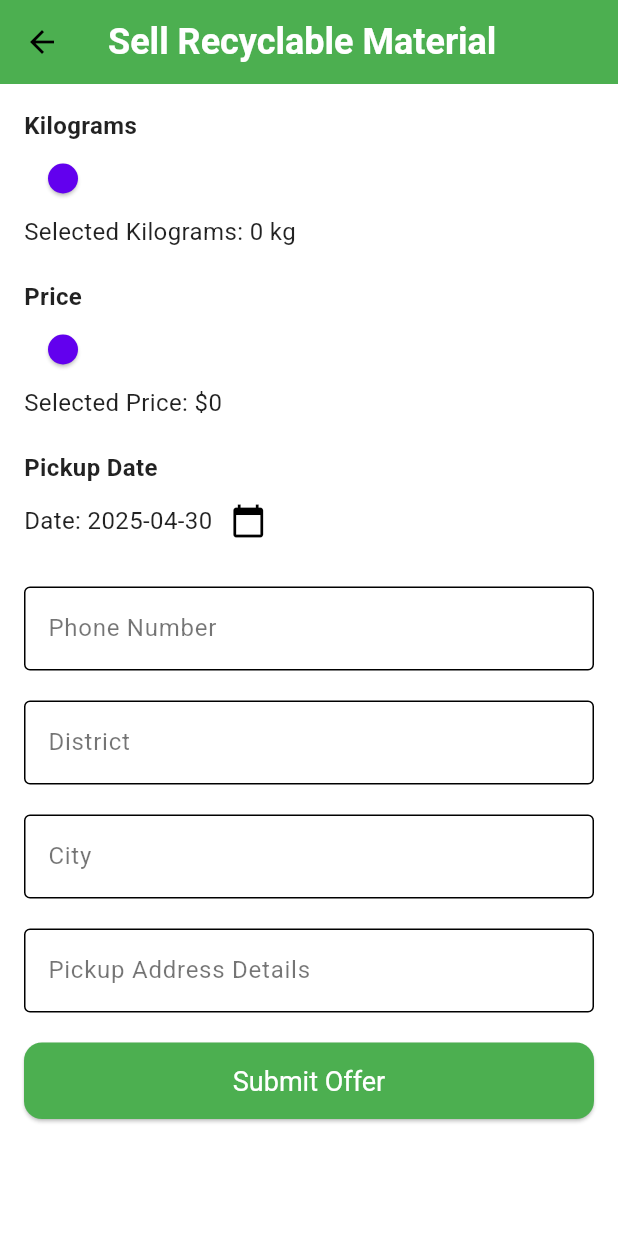
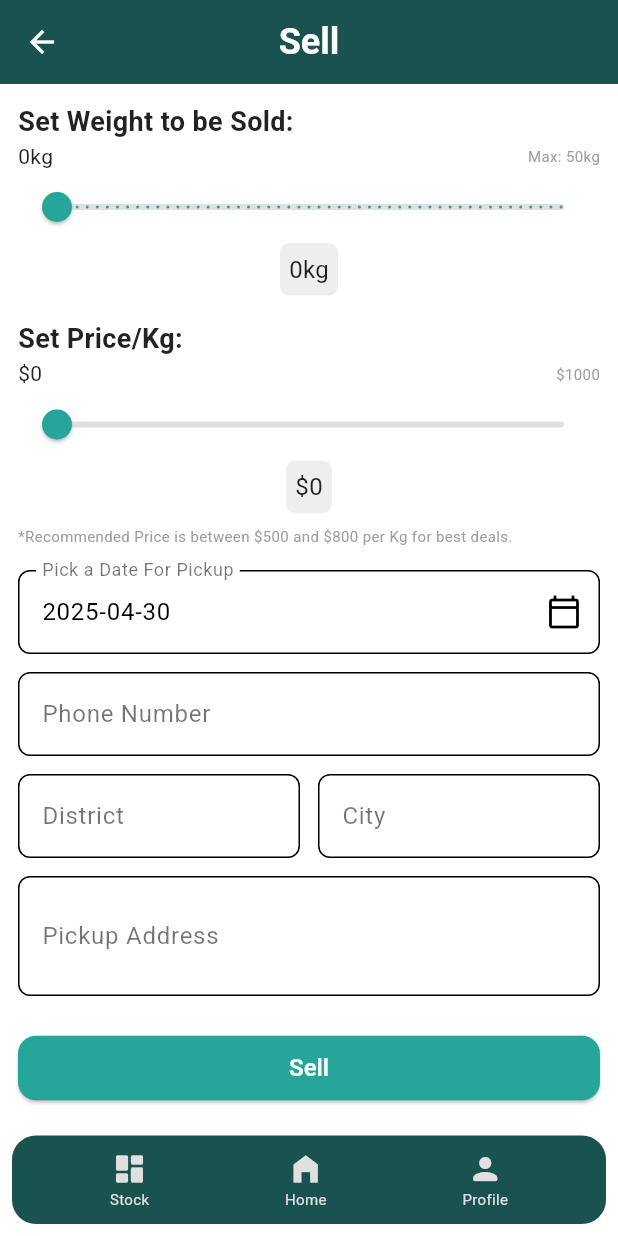
Before and after one commit to abdelrahmanamr710/binit, a Flutter app: the UserSellForm screen opened directly with empty values, on a phone screen of 412 x 824 dp. Run offline on Flutter 3.47's test engine with Material 3 defaults, Android fonts, the light colour scheme and no system bars; our stand-ins replace cloud_firestore, firebase_auth, firebase_core, flutter_bloc; missing offline and left inert: pigeon; accounts and stored records are empty.

Commit message:
sell screen design

```diff
--- a/lib/screens/binOwner_profile.dart
+++ b/lib/screens/binOwner_profile.dart
@@ -5,6 +5,7 @@ import 'package:binit/screens/change_password_screen.dart'; // Import ChangePass
 import 'package:binit/screens/binOwner_homescreen.dart'; // Import BinOwnerHomeScreen. Make sure this path is correct.
 import 'package:binit/screens/binOwner_stock.dart';
 import 'package:binit/screens/binOwner_orders.dart';
+
 class BinOwnerProfile extends StatefulWidget {
   final UserModel user;
   const BinOwnerProfile({super.key, required this.user});
@@ -85,15 +86,15 @@ class _BinOwnerProfileState extends State<BinOwnerProfile> {
     return Scaffold(
       appBar: AppBar(
         backgroundColor: const Color(0xFF1A524F), // Dark green background
+        elevation: 0,
+        leading: IconButton(
+          icon: const Icon(Icons.arrow_back, color: Colors.white),
+          onPressed: () {
+            Navigator.pop(context);
+          },
+        ),
         title: const Text('Profile', style: TextStyle(color: Colors.white)),
-
-        actions: [
-          if (!_isEditing)
-            IconButton(
-              icon: const Icon(Icons.edit, color: Colors.white),
-              onPressed: _toggleEditing,
-            ),
-        ],
+        centerTitle: true,
       ),
       body: SingleChildScrollView(
         padding: const EdgeInsets.all(20.0),
@@ -224,13 +225,12 @@ class _BinOwnerProfileState extends State<BinOwnerProfile> {
                 ],
               ),
             ),
-
             const SizedBox(height: 10),
             ElevatedButton(
               onPressed: () {
                 Navigator.of(context).push(
                   MaterialPageRoute(
-                    builder: (context) => BinOwnerOrders(userId: widget.user.uid??""),
+                    builder: (context) => BinOwnerOrders(userId: widget.user.uid ?? ""),
                   ),
                 );
               },
@@ -240,7 +240,8 @@ class _BinOwnerProfileState extends State<BinOwnerProfile> {
                 shape: RoundedRectangleBorder(borderRadius: BorderRadius.circular(15.0)),
                 padding: const EdgeInsets.symmetric(vertical: 12.0),
               ),
-              child: const Text('Go to Bin Owner Orders', style: TextStyle(fontSize: 16.0)),),
+              child: const Text('Go to Bin Owner Orders', style: TextStyle(fontSize: 16.0)),
+            ),
             const SizedBox(height: 30.0),
             if (_isEditing)
               ElevatedButton(
@@ -254,7 +255,6 @@ class _BinOwnerProfileState extends State<BinOwnerProfile> {
                 child: _isLoading
                     ? const CircularProgressIndicator(valueColor: AlwaysStoppedAnimation<Color>(Colors.white))
                     : const Text('Save changes', style: TextStyle(fontSize: 16.0)),
-
               ),
           ],
         ),
--- a/lib/screens/binOwner_sell.dart
+++ b/lib/screens/binOwner_sell.dart
@@ -6,11 +6,15 @@ import 'package:cloud_firestore/cloud_firestore.dart';
 import 'package:firebase_auth/firebase_auth.dart';
 import 'package:binit/screens/sell_requested.dart';
 import 'package:binit/models/user_model.dart'; // Import UserModel
-
+import 'package:flutter/cupertino.dart'; // Import for CupertinoDatePicker if needed
 
 // Define a Cubit for managing the SellForm state
 class SellFormCubit extends Cubit<Map<String, dynamic>> {
-  SellFormCubit() : super({});
+  SellFormCubit() : super({
+    'kilograms': 0.0,
+    'price': 0.0,
+    'pickupDate': DateTime.now(),
+  });
 
   void updateField(String field, dynamic value) {
     emit({...state, field: value});
@@ -36,7 +40,11 @@ class SellFormCubit extends Cubit<Map<String, dynamic>> {
         'status': 'pending',
         'date': FieldValue.serverTimestamp(),
       });
-      emit({});
+      emit({
+        'kilograms': 0.0,
+        'price': 0.0,
+        'pickupDate': DateTime.now(),
+      });
       print('Form data submitted successfully!');
 
       // Navigate to SellDone screen after successful submission
@@ -84,24 +92,16 @@ class _UserSellFormState extends State<UserSellForm> {
   final _cityController = TextEditingController();
   final _pickupAddressController = TextEditingController();
 
-  double _kilogramsValue = 0;
-  double _priceValue = 0;
-  DateTime _selectedDate = DateTime.now();
-
-  // Function to show the date picker
   Future<void> _selectDate(BuildContext context) async {
     final SellFormCubit cubit = context.read<SellFormCubit>();
     final DateTime? picked = await showDatePicker(
       context: context,
-      initialDate: _selectedDate,
+      initialDate: cubit.state['pickupDate'] ?? DateTime.now(),
       firstDate: DateTime.now(),
       lastDate: DateTime(DateTime.now().year + 5),
     );
-    if (picked != null && picked != _selectedDate) {
-      setState(() {
-        _selectedDate = picked;
-      });
-      cubit.updateField('pickupDate', _selectedDate);
+    if (picked != null && picked != cubit.state['pickupDate']) {
+      cubit.updateField('pickupDate', picked);
     }
   }
 
@@ -119,82 +119,120 @@ class _UserSellFormState extends State<UserSellForm> {
     final SellFormCubit cubit = context.watch<SellFormCubit>();
     return Scaffold(
       appBar: AppBar(
-        title: const Text('Sell Recyclable Material',
-            style: TextStyle(color: Colors.white)),
-        backgroundColor: Colors.green,
+        backgroundColor: const Color(0xFF1A524F),
+        title: const Text('Sell', style: TextStyle(color: Colors.white)),
+        leading: IconButton(
+          icon: const Icon(Icons.arrow_back, color: Colors.white),
+          onPressed: () => Navigator.of(context).pop(),
         ),
-      body: Padding(
-        padding: const EdgeInsets.all(16.0),
+        centerTitle: true,
+      ),
+      body: SingleChildScrollView(
+        padding: const EdgeInsets.all(12.0), // Reduced padding
         child: Form(
           key: _formKey,
-          child: SingleChildScrollView(
           child: Column(
-              crossAxisAlignment: CrossAxisAlignment.stretch,
+            crossAxisAlignment: CrossAxisAlignment.start,
             children: <Widget>[
-                // Kilograms Slider
               const Text(
-                  'Kilograms',
-                  style: TextStyle(fontWeight: FontWeight.bold),
+                'Set Weight to be Sold:',
+                style: TextStyle(fontWeight: FontWeight.bold, fontSize: 18.0), // Reduced font size
+              ),
+              Row(
+                mainAxisAlignment: MainAxisAlignment.spaceBetween,
+                children: [
+                  const Text('0kg', style: TextStyle(fontSize: 14.0)), // Reduced font size
+                  const Text('Max: 50kg',
+                      style: TextStyle(fontSize: 10.0, color: Colors.grey)), // Reduced font size
+                ],
               ),
               Slider(
-                  value: _kilogramsValue,
+                value: cubit.state['kilograms'] ?? 0.0,
+                min: 0,
+                max: 50,
+                divisions: 50,
+                label: '${(cubit.state['kilograms'] ?? 0.0).round()}kg',
+                activeColor: const Color(0xFF26A69A),
+                inactiveColor: Colors.grey[300],
+                onChanged: (double newWeight) {
+                  cubit.updateField('kilograms', newWeight);
+                },
+              ),
+              Center(
+                child: Container(
+                  padding: const EdgeInsets.all(6.0), // Reduced padding
+                  decoration: BoxDecoration(
+                    borderRadius: BorderRadius.circular(6.0), // Smaller radius
+                    color: Colors.grey[200],
+                  ),
+                  child: Text(
+                      '${(cubit.state['kilograms'] ?? 0.0).round()}kg',
+                      style: const TextStyle(fontSize: 16.0)), // Reduced font size
+                ),
+              ),
+              const SizedBox(height: 16.0), // Reduced spacing
+              const Text(
+                'Set Price/Kg:',
+                style: TextStyle(fontWeight: FontWeight.bold, fontSize: 18.0), // Reduced font size
+              ),
+              Row(
+                mainAxisAlignment: MainAxisAlignment.spaceBetween,
+                children: [
+                  const Text('\$0', style: TextStyle(fontSize: 14.0)), // Reduced font size
+                  const Text('\$1000',
+                      style: TextStyle(fontSize: 10.0, color: Colors.grey)), // Reduced font size
+                ],
+              ),
+              Slider(
+                value: cubit.state['price'] ?? 0.0,
                 min: 0,
                 max: 1000,
-                  divisions: 100,
-                  label: _kilogramsValue.round().toString(),
-                  onChanged: (double value) {
-                    setState(() {
-                      _kilogramsValue = value;
-                    });
-                    cubit.updateField('kilograms', value);
+                divisions: 1000,
+                label: '\$${(cubit.state['price'] ?? 0.0).round()}',
+                activeColor: const Color(0xFF26A69A),
+                inactiveColor: Colors.grey[300],
+                onChanged: (double newPrice) {
+                  cubit.updateField('price', newPrice);
                 },
               ),
-                Text('Selected Kilograms: ${_kilogramsValue.round()} kg'),
-                const SizedBox(height: 20),
-                // Price Slider
+              Center(
+                child: Container(
+                  padding: const EdgeInsets.all(6.0), // Reduced padding
+                  decoration: BoxDecoration(
+                    borderRadius: BorderRadius.circular(6.0), // Smaller radius
+                    color: Colors.grey[200],
+                  ),
+                  child: Text('\$${(cubit.state['price'] ?? 0.0).round()}',
+                      style: const TextStyle(fontSize: 16.0)), // Reduced font size
+                ),
+              ),
+              const SizedBox(height: 8.0), // Reduced spacing
               const Text(
-                  'Price',
-                  style: TextStyle(fontWeight: FontWeight.bold),
+                '*Recommended Price is between \$500 and \$800 per Kg for best deals.',
+                style: TextStyle(fontSize: 10.0, color: Colors.grey), // Reduced font size
               ),
-                Slider(
-                  value: _priceValue,
-                  min: 0,
-                  max: 10000,
-                  divisions: 100,
-                  label: _priceValue.round().toString(),
-                  onChanged: (double value) {
-                    setState(() {
-                      _priceValue = value;
-                    });
-                    cubit.updateField('price', value);
-                  },
+              const SizedBox(height: 16.0), // Reduced spacing
+              TextFormField(
+                readOnly: true,
+                onTap: () => _selectDate(context),
+                decoration: InputDecoration(
+                  labelText: 'Pick a Date For Pickup',
+                  border: OutlineInputBorder(borderRadius: BorderRadius.circular(8.0)), // Smaller border radius
+                  suffixIcon: const Icon(Icons.calendar_today_outlined),
                 ),
-                Text('Selected Price: \$${_priceValue.round()}'),
-                const SizedBox(height: 20),
-                // Pickup Date
-                const Text(
-                  'Pickup Date',
-                  style: TextStyle(fontWeight: FontWeight.bold),
+                controller: TextEditingController(
+                  text: cubit.state['pickupDate'] != null
+                      ? DateFormat('yyyy-MM-dd').format(cubit.state['pickupDate'])
+                      : DateFormat('yyyy-MM-dd').format(DateTime.now()),
                 ),
-                Row(
-                  children: <Widget>[
-                    Text(
-                      "Date: ${DateFormat('yyyy-MM-dd').format(_selectedDate)}",
               ),
-                    IconButton(
-                      icon: const Icon(Icons.calendar_today),
-                      onPressed: () => _selectDate(context),
-                    ),
-                  ],
-                ),
-                const SizedBox(height: 20),
-                // Phone Number
+              const SizedBox(height: 12.0), // Reduced spacing
               TextFormField(
                 controller: _phoneNumberController,
                 keyboardType: TextInputType.phone,
-                  decoration: const InputDecoration(
+                decoration: InputDecoration(
                   labelText: 'Phone Number',
-                    border: OutlineInputBorder(),
+                  border: OutlineInputBorder(borderRadius: BorderRadius.circular(8.0)), // Smaller border radius
                 ),
                 validator: (value) {
                   if (value == null || value.isEmpty) {
@@ -204,13 +242,15 @@ class _UserSellFormState extends State<UserSellForm> {
                 },
                 onChanged: (value) => cubit.updateField('phoneNumber', value),
               ),
-                const SizedBox(height: 20),
-                // District
-                TextFormField(
+              const SizedBox(height: 12.0), // Reduced spacing
+              Row(
+                children: [
+                  Expanded(
+                    child: TextFormField(
                       controller: _districtController,
-                  decoration: const InputDecoration(
+                      decoration: InputDecoration(
                         labelText: 'District',
-                    border: OutlineInputBorder(),
+                        border: OutlineInputBorder(borderRadius: BorderRadius.circular(8.0)), // Smaller border radius
                       ),
                       validator: (value) {
                         if (value == null || value.isEmpty) {
@@ -220,13 +260,14 @@ class _UserSellFormState extends State<UserSellForm> {
                       },
                       onChanged: (value) => cubit.updateField('district', value),
                     ),
-                const SizedBox(height: 20),
-                // City
-                TextFormField(
+                  ),
+                  const SizedBox(width: 12.0), // Reduced spacing
+                  Expanded(
+                    child: TextFormField(
                       controller: _cityController,
-                  decoration: const InputDecoration(
+                      decoration: InputDecoration(
                         labelText: 'City',
-                    border: OutlineInputBorder(),
+                        border: OutlineInputBorder(borderRadius: BorderRadius.circular(8.0)), // Smaller border radius
                       ),
                       validator: (value) {
                         if (value == null || value.isEmpty) {
@@ -236,13 +277,16 @@ class _UserSellFormState extends State<UserSellForm> {
                       },
                       onChanged: (value) => cubit.updateField('city', value),
                     ),
-                const SizedBox(height: 20),
-                // Pickup Address
+                  ),
+                ],
+              ),
+              const SizedBox(height: 12.0), // Reduced spacing
               TextFormField(
                 controller: _pickupAddressController,
-                  decoration: const InputDecoration(
-                    labelText: 'Pickup Address Details',
-                    border: OutlineInputBorder(),
+                maxLines: 2,
+                decoration: InputDecoration(
+                  labelText: 'Pickup Address',
+                  border: OutlineInputBorder(borderRadius: BorderRadius.circular(8.0)), // Smaller border radius
                 ),
                 validator: (value) {
                   if (value == null || value.isEmpty) {
@@ -253,14 +297,14 @@ class _UserSellFormState extends State<UserSellForm> {
                 onChanged: (value) =>
                     cubit.updateField('pickupAddress', value),
               ),
-                const SizedBox(height: 20),
-                ElevatedButton(
+              const SizedBox(height: 24.0), // Reduced spacing
+              SizedBox(
+                width: double.infinity,
+                child: ElevatedButton(
                   onPressed: () async {
                     if (_formKey.currentState!.validate()) {
                       try {
-                        // Pass the context to the cubit's submitForm method.
                         await cubit.submitForm(context);
-                        // The navigation to SellDone is now handled in the cubit.
                       } catch (error) {
                         ScaffoldMessenger.of(context).showSnackBar(
                           SnackBar(
@@ -272,17 +316,89 @@ class _UserSellFormState extends State<UserSellForm> {
                     }
                   },
                   style: ElevatedButton.styleFrom(
-                    backgroundColor: Colors.green,
+                    backgroundColor: const Color(0xFF26A69A),
                     foregroundColor: Colors.white,
-                    padding: const EdgeInsets.symmetric(vertical: 15),
-                    textStyle: const TextStyle(fontSize: 18),
+                    padding: const EdgeInsets.symmetric(vertical: 12.0), // Reduced padding
+                    shape: RoundedRectangleBorder(
+                      borderRadius: BorderRadius.circular(12.0), // Smaller radius
                     ),
-                  child: const Text('Submit Offer'),
+                  ),
+                  child: const Text('Sell', style: TextStyle(fontSize: 16.0)), // Reduced font size
+                ),
               ),
             ],
           ),
         ),
       ),
+      bottomNavigationBar: Container(
+        decoration: BoxDecoration(
+          color: const Color(0xFF1A524F),
+          borderRadius: BorderRadius.circular(16), // Reduced radius
+        ),
+        margin: const EdgeInsets.symmetric(horizontal: 8, vertical: 8), // Reduced margin
+        child: Padding(
+          padding: const EdgeInsets.symmetric(horizontal: 20.0, vertical: 4.0), // Reduced padding
+          child: Row(
+            mainAxisAlignment: MainAxisAlignment.spaceAround,
+            children: <Widget>[
+              _buildNavBarItem(
+                icon: Icons.dashboard_rounded,
+                label: 'Stock',
+                isSelected: false, // Adjust based on current screen
+                onTap: () {
+                  // TODO: Implement navigation to Stock screen
+                  print('Navigate to Stock');
+                },
+              ),
+              _buildNavBarItem(
+                icon: Icons.home_filled,
+                label: 'Home',
+                isSelected: false, // Adjust based on current screen
+                onTap: () {
+                  // TODO: Implement navigation to Home screen
+                  print('Navigate to Home');
+                },
+              ),
+              _buildNavBarItem(
+                icon: Icons.person_rounded,
+                label: 'Profile',
+                isSelected: false, // Adjust based on current screen
+                onTap: () {
+                  // TODO: Implement navigation to Profile screen
+                  print('Navigate to Profile');
+                },
+              ),
+            ],
+          ),
+        ),
+      ),
+    );
+  }
+
+  Widget _buildNavBarItem({
+    required IconData icon,
+    required String label,
+    required bool isSelected,
+    required VoidCallback onTap,
+  }) {
+    final Color color = isSelected ? Colors.white : Colors.grey[300]!;
+
+    return InkWell(
+      onTap: onTap,
+      borderRadius: BorderRadius.circular(10),
+      child: Padding(
+        padding: const EdgeInsets.symmetric(horizontal: 10, vertical: 6), // Reduced padding
+        child: Column(
+          mainAxisSize: MainAxisSize.min,
+          children: [
+            Icon(icon, color: color),
+            const SizedBox(height: 1),
+            Text(
+              label,
+              style: TextStyle(color: color, fontSize: 10), // Reduced font size
+            ),
+          ],
+        ),
       ),
     );
   }
--- a/lib/screens/binOwner_stock.dart
+++ b/lib/screens/binOwner_stock.dart
@@ -141,7 +141,7 @@ class BinOwnerStockScreen extends StatelessWidget {
           'Current Stock', // Title of the page
           style: TextStyle(
             color: Colors.white, // Title color
-            fontSize: 18,
+            fontSize: 27,
             fontWeight: FontWeight.w500,
           ),
         ),
```
Lines whose indentation alone changed are shown as unchanged.
